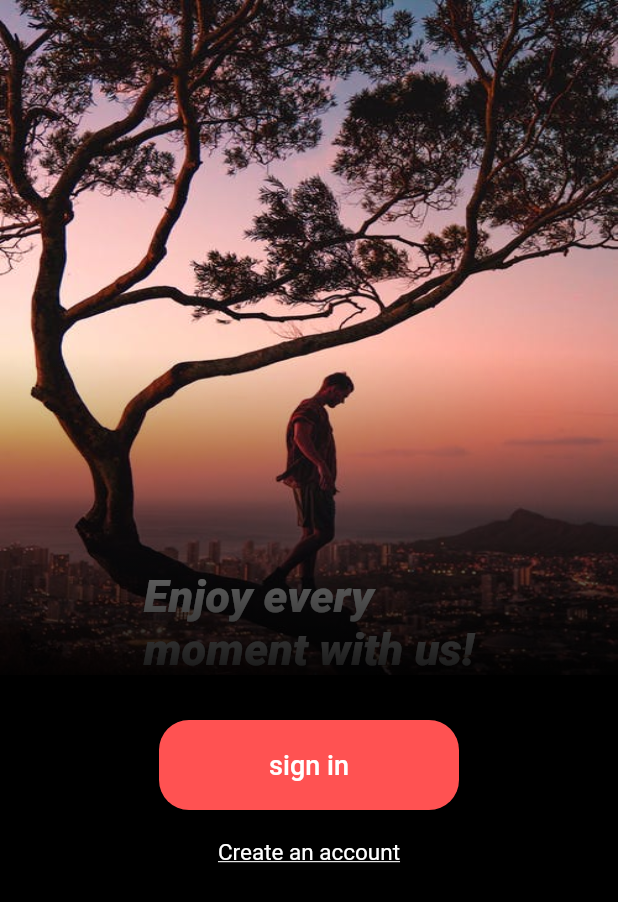
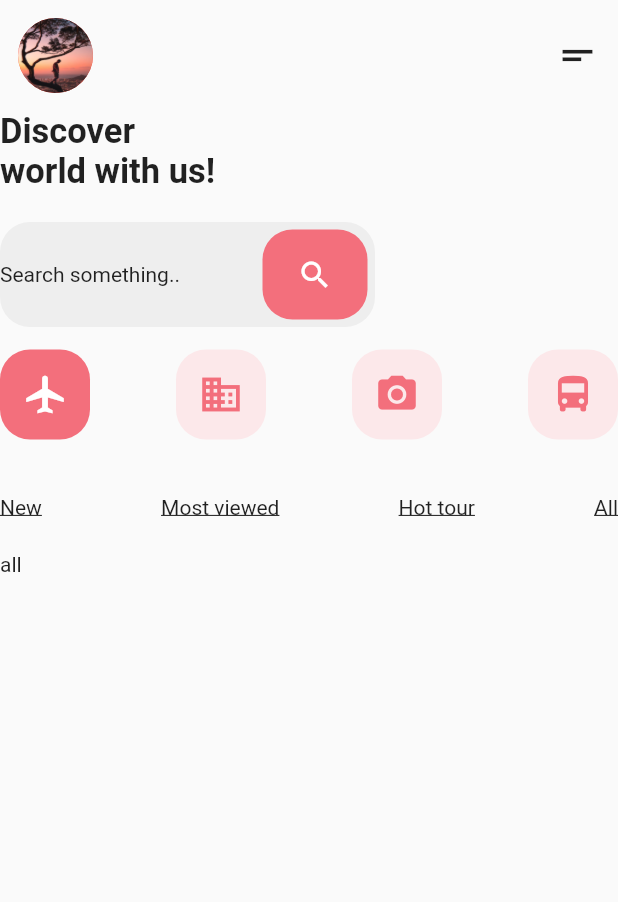
Before and after one commit to ashumendra77/travel_ui, a Flutter app: the screen it shows after launch, after a tap on "sign in", on a phone screen of 412 x 824 dp. Shown: the top 902 px of the screen. Run offline on Flutter 3.47's test engine with Material 2 defaults, Android fonts, the phone set to English and light mode, and no system bars.

Commit message:
second screen

```diff
--- a/lib/main.dart
+++ b/lib/main.dart
@@ -1,4 +1,5 @@
 import 'package:flutter/material.dart';
+import 'package:travel_ui/secondScreen.dart';
 
 void main() => runApp(MyApp());
 
@@ -30,7 +31,7 @@ class _MyHomePageState extends State<MyHomePage> {
                 Stack(
                   children: <Widget>[
                     Container(
-                      height: 450,
+                      height: 430,
                       width: double.infinity,
                       child: Container(
                           alignment: Alignment.bottomCenter,
@@ -46,7 +47,7 @@ class _MyHomePageState extends State<MyHomePage> {
                               fit: BoxFit.fill)),
                     ),
                     Container(
-                        height: 470,
+                        height: 480,
                         decoration: BoxDecoration(
                           gradient: LinearGradient(
                             begin: FractionalOffset.center,
@@ -60,82 +61,30 @@ class _MyHomePageState extends State<MyHomePage> {
                         )),
                   ],
                 ),
-                 SizedBox(height:10),
+                // SizedBox(height: 10),
                 Container(
                     height: 60,
                     width: 200,
                     decoration: BoxDecoration(
-                      color: Colors.redAccent,
-                      borderRadius:BorderRadius.circular(20)
-                    ),
+                        color: Colors.redAccent,
+                        borderRadius: BorderRadius.circular(20)),
                     child: FlatButton(
-                      onPressed: () => debugPrint("p"),
+                      onPressed: (){Navigator.push(context, MaterialPageRoute(builder: (context)=>SecondPage()));},
                       child: Text(
                         "sign in",
-                        style: TextStyle(color: Colors.white,fontSize: 18),
+                        style: TextStyle(color: Colors.white, fontSize: 18),
                       ),
                     )),
-                    SizedBox(height:19),
-                    Text("Create an account",style: TextStyle(
+                SizedBox(height: 19),
+                Text(
+                  "Create an account",
+                  style: TextStyle(
                       decoration: TextDecoration.underline,
-                      color: Colors.white,fontSize: 15),)
+                      color: Colors.white,
+                      fontSize: 15),
+                )
               ],
             )
-
-            // Stack(
-            //   children: <Widget>[
-            //     Container(
-            //       height: 450,
-            //       width: double.infinity,
-            //       child: Container(
-            //           alignment: Alignment.bottomCenter,
-            //           child: Text("Enjoy every\nmoment with us!",
-            //               style: TextStyle(
-            //                   color: Colors.white,
-            //                   fontWeight: FontWeight.w800,
-            //                   fontSize: 30,
-            //                   fontStyle: FontStyle.italic))),
-            //       decoration: BoxDecoration(
-            //           image: DecorationImage(
-            //               image: AssetImage("images/pic5.jpeg"),
-            //               fit: BoxFit.fill)),
-            //     ),
-            //     Container(
-            //         height: 480,
-            //         decoration: BoxDecoration(
-            //           gradient: LinearGradient(
-            //             begin: FractionalOffset.center,
-            //             end: FractionalOffset.bottomCenter,
-            //             colors: [
-            //               Colors.black.withOpacity(0.0),
-            //               Colors.black,
-            //             ],
-            //             stops: [0.0, 1.0],
-            //           ),
-            //         )),
-            //     Padding(
-            //       padding: EdgeInsets.only(top: 465.0, left: 20, right: 20),
-            //       child: Center(
-            //         child: Container(
-            //           width: 200,
-            //           height: 60,
-            //           margin: EdgeInsets.only(left:50,right:50),
-            //           // color:Colors.white,
-            //           decoration: BoxDecoration(
-            //             color: Colors.redAccent,
-            //               borderRadius: BorderRadius.circular(20)),
-            //           child: FlatButton(
-            //             child: Text("sigh in",style: TextStyle(color: Colors.white,fontSize: 18),),
-            //             //  color: Colors.red[300],
-            //             onPressed: () => debugPrint("p"),
-            //           ),
-            //         ),
-            //       ),
-            //     ),
-            //     SizedBox(height:8),
-            //     Text("Create an account",style: TextStyle(color: Colors.white),)
-            //   ],
-            // ),
           ],
         ),
       ),
--- /dev/null
+++ b/lib/secondScreen.dart
@@ -0,0 +1,164 @@
+import 'package:flutter/material.dart';
+
+class SecondPage extends StatefulWidget {
+  @override
+  _SecondPageState createState() => _SecondPageState();
+}
+
+class _SecondPageState extends State<SecondPage> {
+  int selectedIndex = 0;
+  List<String> titlelist = ["New", "Most viewed", "Hot tour", "All"];
+
+  Widget getIndex(int index) {
+    return GestureDetector(
+      onTap: () {
+        selectedIndex = index;
+        setState(() {});
+      },
+      child: Container(
+          // height: 60,
+          // width: double.infinity,
+          // color: Colors.blue,
+          child: Center(child:Text(titlelist[index],style: TextStyle(decoration:TextDecoration.underline),))),
+    );
+  }
+
+  @override
+  Widget build(BuildContext context) {
+    return Scaffold(
+      body: SafeArea(
+          child: ListView(children: <Widget>[
+            Column(
+            crossAxisAlignment: CrossAxisAlignment.start,
+            children: <Widget>[
+              Padding(
+                padding: EdgeInsets.all(12.0),
+                child: Row(
+                  mainAxisAlignment: MainAxisAlignment.spaceBetween,
+                  children: <Widget>[
+                    // SizedBox(height:30),
+                    Container(
+                        height: 50,
+                        width: 50,
+                        decoration: BoxDecoration(
+                            shape: BoxShape.circle,
+                            color: Colors.red,
+                            image: DecorationImage(
+                              image: AssetImage("images/pic5.jpeg"),
+                              fit: BoxFit.fill,
+                            ))),
+                    Icon(
+                      Icons.short_text,
+                      size: 30,
+                    )
+                  ],
+                ),
+              ),
+              Text("Discover",
+                  style: TextStyle(fontWeight: FontWeight.bold, fontSize: 23)),
+              Text("world with us!",
+                  style: TextStyle(fontWeight: FontWeight.bold, fontSize: 23)),
+              SizedBox(height: 20),
+              Container(
+                height: 70,
+                width: 250,
+                decoration: BoxDecoration(
+                    color: Color(0xffeeeeee),
+                    borderRadius: BorderRadius.circular(20)),
+                child: Row(
+                  mainAxisAlignment: MainAxisAlignment.spaceBetween,
+                  children: <Widget>[
+                    Center(child: Text("Search something..")),
+                    Container(
+                      margin: EdgeInsets.only(right: 5),
+                      height: 60,
+                      width: 70,
+                      decoration: BoxDecoration(
+                          color: Color(0xfff36f7c),
+                          borderRadius: BorderRadius.circular(20)),
+                      // color:Colors.white,
+                      child: Icon(
+                        Icons.search,
+                        color: Colors.white,
+                      ),
+                    ),
+                  ],
+                ),
+              ),
+              SizedBox(height: 15),
+              Row(
+                mainAxisAlignment: MainAxisAlignment.spaceBetween,
+                children: <Widget>[
+                  Container(
+                      height: 60,
+                      width: 60,
+                      decoration: BoxDecoration(
+                          color: Color(0xfff36f7c),
+                          borderRadius: BorderRadius.circular(20)),
+                      child: Icon(
+                        Icons.airplanemode_active,
+                        color: Colors.white,
+                        size: 30,
+                      )),
+                  Container(
+                      height: 60,
+                      width: 60,
+                      decoration: BoxDecoration(
+                          color: Color(0xfffce8ea),
+                          borderRadius: BorderRadius.circular(20)),
+                      child: Icon(
+                        Icons.business,
+                        color: Color(0xfff36f7c),
+                        size: 30,
+                      )),
+                  Container(
+                      height: 60,
+                      width: 60,
+                      decoration: BoxDecoration(
+                          color: Color(0xfffce8ea),
+                          borderRadius: BorderRadius.circular(20)),
+                      child: Icon(
+                        Icons.camera_alt,
+                        color: Color(0xfff36f7c),
+                        size: 30,
+                      )),
+                  Container(
+                      height: 60,
+                      width: 60,
+                      decoration: BoxDecoration(
+                          color: Color(0xfffce8ea),
+                          borderRadius: BorderRadius.circular(20)),
+                      child: Icon(
+                        Icons.directions_bus,
+                        color: Color(0xfff36f7c),
+                        size: 30,
+                      )),
+                ],
+              ),
+              SizedBox(height: 15),
+              Container(
+                height: 60,
+                child: Row(
+                  mainAxisAlignment: MainAxisAlignment.spaceBetween,
+                  // scrollDirection: Axis.horizontal,
+                  children: titlelist.toList().asMap().entries.map((MapEntry map){
+                  return getIndex(map.key);
+                  print(map);
+                }).toList()),
+              ),
+              // Container(
+              //   height:60,
+              //   child:Row(
+              //     // scrollDirection: Axis.horizontal,
+              //     children: titlelist.toList().asMap().entries.map((MapEntry map){
+              //     return getIndex(map.key);
+              //   }).toList()),
+              // ),
+              Text("all")
+            ],
+          ),
+          ],)
+          ),
+    );
+  }
+}
```
